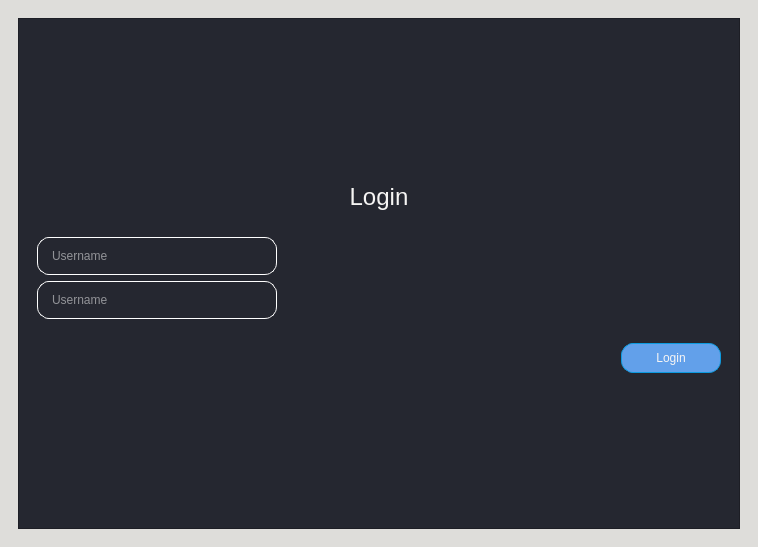
Above: converter.ui from NikaKhiz/tbc-currency-app-v2 before the change. Below: the same form after it.
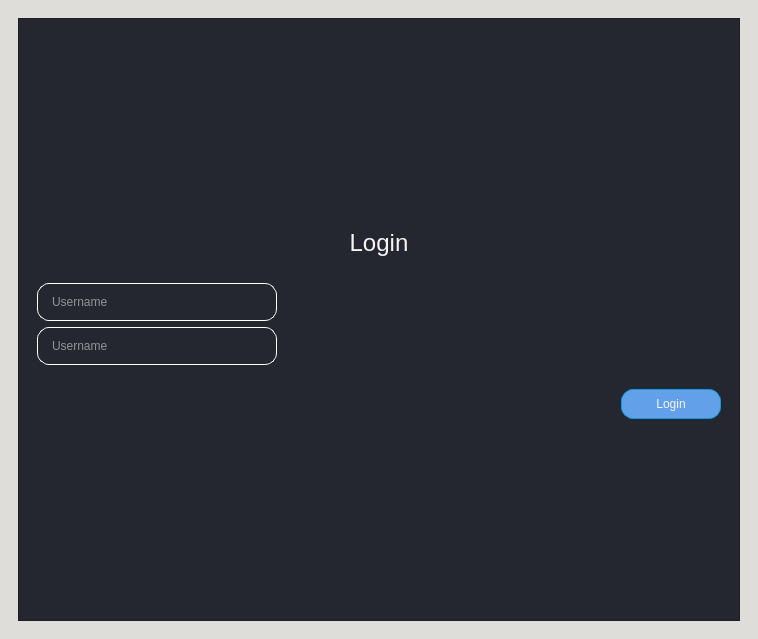
That is the form after the change.

Commit message: login functionality

The edit to the form file:
```diff
--- a/converter.ui
+++ b/converter.ui
@@ -7,7 +7,7 @@
     <x>0</x>
     <y>0</y>
     <width>758</width>
-    <height>547</height>
+    <height>639</height>
    </rect>
   </property>
   <property name="cursor">
@@ -230,6 +230,9 @@
                   <property name="text">
                    <string>Login</string>
                   </property>
+                  <property name="checkable">
+                   <bool>false</bool>
+                  </property>
                  </widget>
                 </item>
                </layout>
```
Left out of the diff: 6 changed lines with no effect on the pictures. The commit also changes 1 other file.
